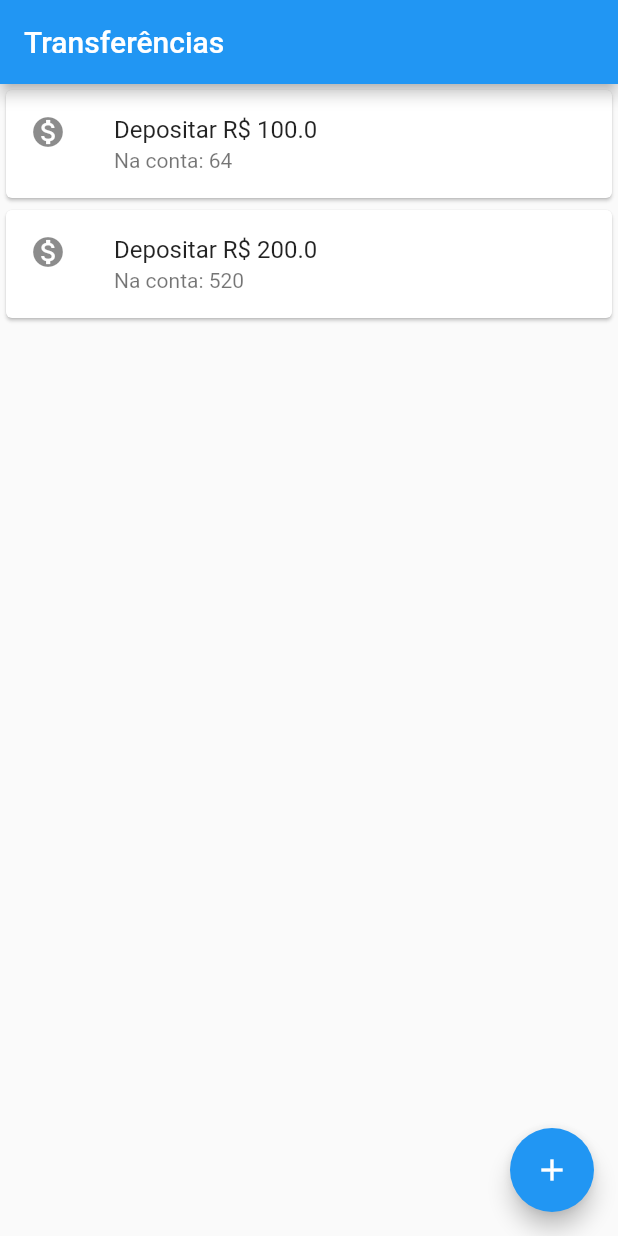
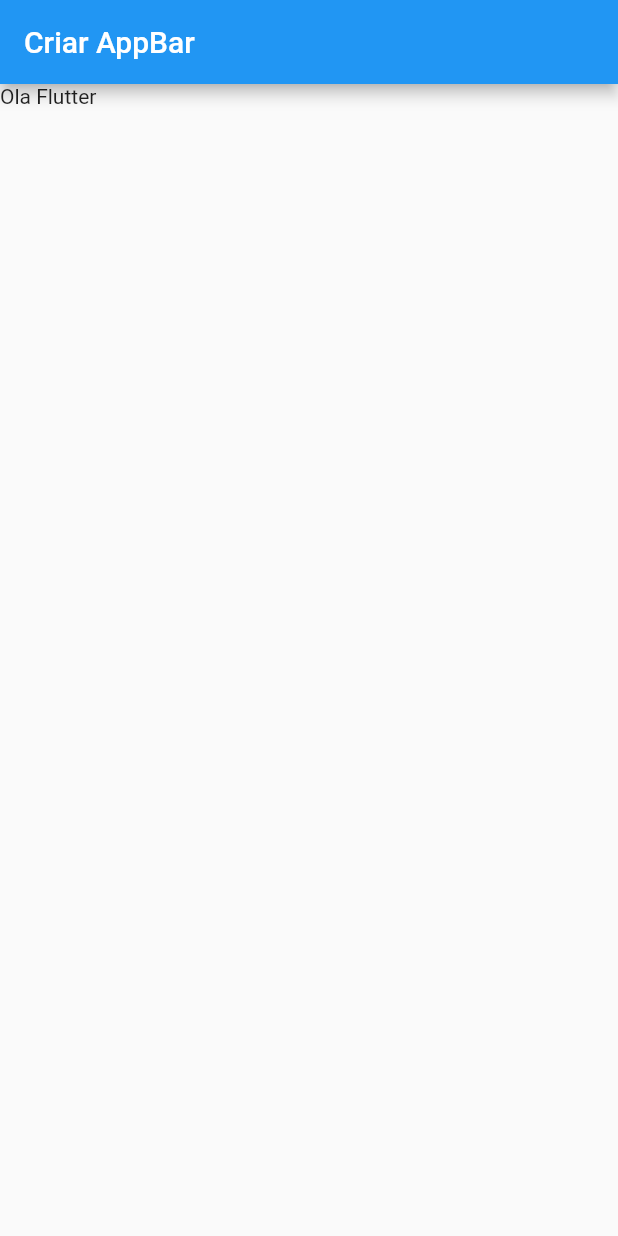
Before and after one commit to WalterGabriel/Learning_Dart.Flutter, a Flutter app: the screen it shows after launch, on a phone screen of 412 x 824 dp. Run offline on Flutter 3.47's test engine with Material 2 defaults, Android fonts, the phone set to English and light mode, and no system bars.

Commit message:
Refatorando ainda mais

```diff
--- a/Flutter/bank/lib/main.dart
+++ b/Flutter/bank/lib/main.dart
@@ -3,45 +3,56 @@ import 'package:flutter/material.dart';
 void main() {
   /*
   1. runaApp é onde será gerada a interface do App na tela do celular;
-  2. Para adicionar elementos da interface trazidos do arquivo"material.dart" entre o tipo do elemento (no exemplo, Texto), seguido do tipo do dado necessário (String) e sua formatação (textDirection.ltr).
+  2. Para adicionar elementos da interface trazidos do framework insira o nome da classe, ou seja, Widgets como MaterialApp, seguido do tipo de dado necessário (String) e sua formatação (textDirection.ltr).
   3. Propriedades de formatação são acessadas através dos pontos (.)
   */
 
   /*MaterialAPP:
   É uma classe que contém, por padrão, uma série de objetos baseados no Material Design da Google. Ele se trata de um Widget que prepara o terreno para um app baseado no Material Design.*/
 
-  /*Scaffold:
-  É o WidGet que importa todo o visual padrão dos layouts de apps baseados em Material Design*/
+  /*
+  Scaffold:
+  É o WidGet que importa todo o visual padrão dos layouts de apps baseados em Material Design
 
-  /*Dentros dos Widgets existem uma série de propriedades, às vezes com uma declaração obrigatória para seu funcionamento:
+  Dentros dos Widgets existem uma série de propriedades, às vezes com uma declaração obrigatória para seu funcionamento:
 
   - No exemplo abaixo é declarado que o widget ou "tela" de inicio do MaterialApp será o layout Scafoold (comando home:)
 
   - Já dentro do Scafold a propriedade "appBar:"" indica que o barra do layout do app será o widget Appbar() e receberá um "title:".
 
-  Na propriedade à seguir o nosso layout (Scaffold) recebe também um botão flutuante: "floatingActionButton: " */
+  Na propriedade à seguir o nosso layout (Scaffold) recebe também um botão flutuante: "floatingActionButton: "
+  */
 
-  runApp(
-    MaterialApp(
+  runApp(BytebankApp());
+}
+
+class BytebankApp extends StatelessWidget {
+  @override
+  Widget build(BuildContext context) {
+    return MaterialApp(
       home: Scaffold(
-        body: ListaTransferencia(),
+        body: FormularioTransferencia(),
+      ),
+    );
+  }
+}
+
+class FormularioTransferencia extends StatelessWidget {
+  @override
+  Widget build(BuildContext context) {
+    return Scaffold(
         appBar: AppBar(
-          title: Text('Transferências'),
+          title: Text('Criar AppBar'),
         ),
-        floatingActionButton: FloatingActionButton(
-          onPressed: () {},
-          child: Icon(Icons.add),
-        ),
-      ),
-    ),
-  );
+        body: Text('Ola Flutter'));
+  }
 }
 
 /*
 
 Refatoramento de código:
-  - Podemos criar classes compostas de várias elementos e transforma-los em um Widget,
-  para isso, declara-se a classe e em seguida utilizamos o comando extends para transformar a classe num Widget. Depois disso, sobrecreve-se o método createElement.
+  - Podemos criar classes compostas de vários elementos e transforma-los em um Widget,
+  para isso, declara-se a classe e em seguida utilizamos o comando extends para transformar a classe num Widget. Depois disso, sobrecreve-se o método build.
 
   - Existem três maneiras de criar um Widget:
   - Widget: Criação de Widgets de baixo nível, composto por elementos básicos da linguagem.
@@ -55,11 +66,21 @@ Refatoramento de código:
 class ListaTransferencia extends StatelessWidget {
   @override
   Widget build(BuildContext context) {
-    return Column(
-      children: <Widget>[
-        ItemTransferencia(Transferencia(100.0, 064)),
-        ItemTransferencia(Transferencia(200.0, 520)),
-      ],
+    return Scaffold(
+      appBar: AppBar(
+        title: Text('Transferências'),
+      ),
+      body: Column(
+        children: <Widget>[
+          ItemTransferencia(Transferencia(100.0, 064)),
+          ItemTransferencia(Transferencia(200.0, 520)),
+          ItemTransferencia(Transferencia(300.0, 520)),
+        ],
+      ),
+      floatingActionButton: FloatingActionButton(
+        onPressed: () {},
+        child: Icon(Icons.add),
+      ),
     );
   }
 }
```
